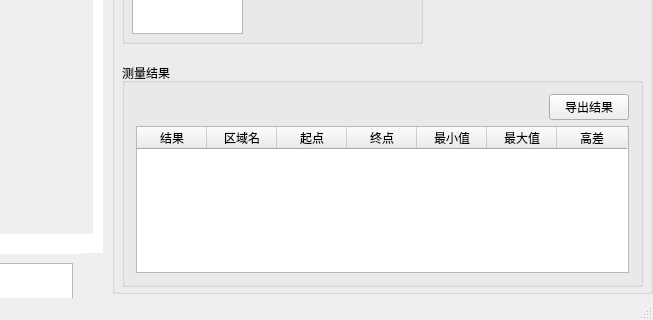
This is mainwindow.ui in kof98765/scanControl as Qt 5 draws it before an edit; both pictures show x 418 to 1071 and y 373 to 693 of the 1071 by 693 pixel window. The edited form follows.
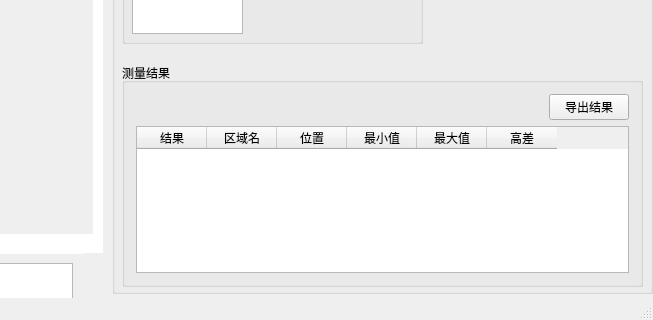
This is the edited form. Icons and pictures are not drawn.

```diff
--- a/mainwindow.ui
+++ b/mainwindow.ui
@@ -193,12 +193,7 @@
         </column>
         <column>
          <property name="text">
-          <string>起点</string>
-         </property>
-        </column>
-        <column>
-         <property name="text">
-          <string>终点</string>
+          <string>位置</string>
          </property>
         </column>
         <column>
```
Left out of the diff: 6 changed lines with no effect on the pictures.
